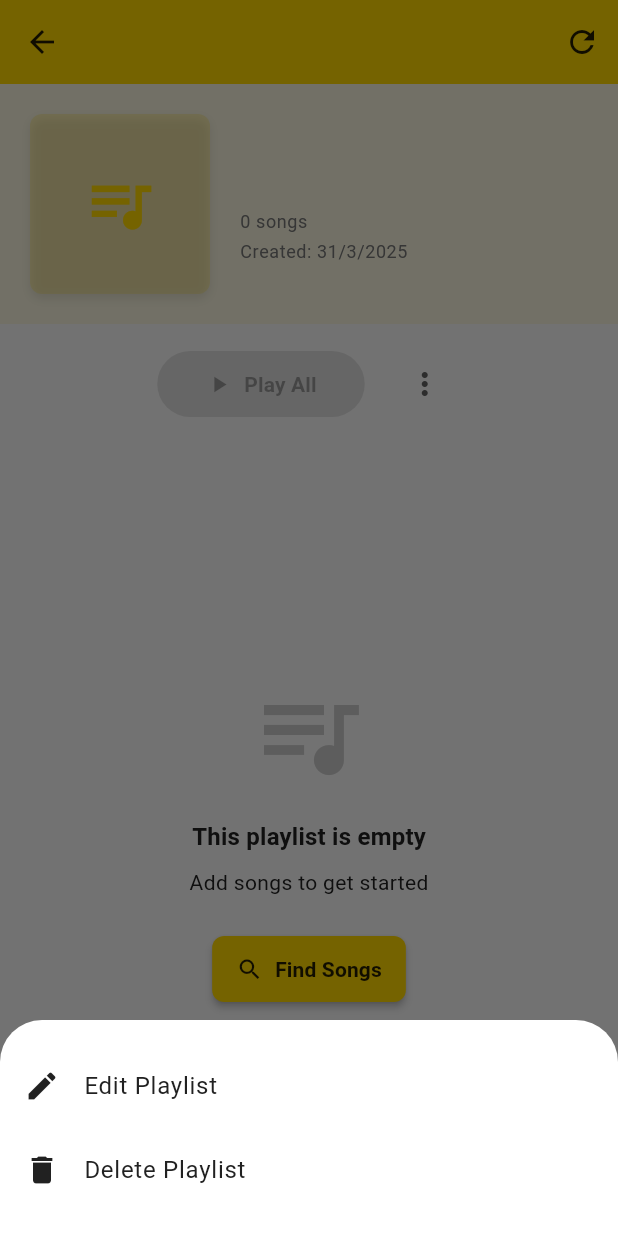
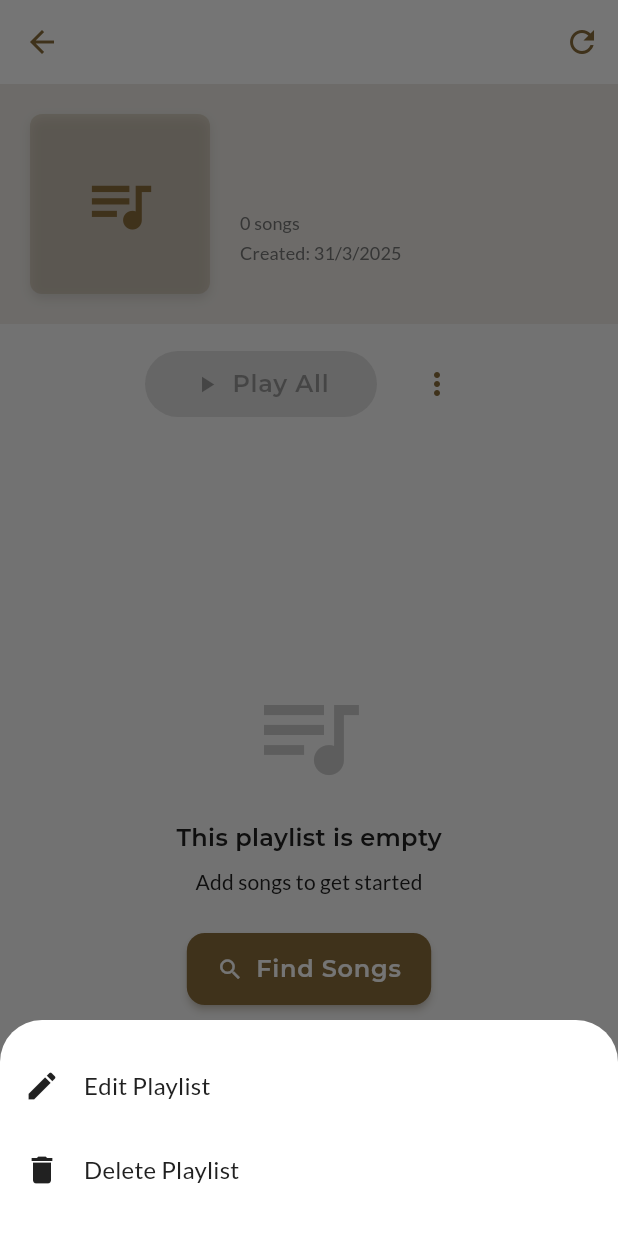
Before and after one commit to eyoaab/Music-Player-App, a Flutter app: the PlaylistDetailScreen screen opened directly with empty values, after a tap on the "more vert" icon, on a phone screen of 412 x 824 dp. Run offline on Flutter 3.47's test engine with Material 3 defaults, Android fonts, the phone set to English and light mode, and no system bars; our stand-ins replace audio_service, audio_video_progress_bar, cached_network_image, device_preview, dio, flutter_dotenv and 4 more; missing offline and left inert: flutter_web_auth; accounts and stored records are empty; network calls fail; statements that could not run were skipped.

Commit message:
improved the theme of the pages

```diff
--- a/music_player/lib/constants/app_theme.dart
+++ b/music_player/lib/constants/app_theme.dart
@@ -1,26 +1,86 @@
 import 'package:flutter/material.dart';
+import 'package:google_fonts/google_fonts.dart';
 
 class AppTheme {
-  // Light theme colors
-  static const Color lightPrimary = Color(0xFFFFD700); // Yellow
-  static const Color lightAccent = Color(0xFFFFA000); // Amber accent
+  // Luxury theme colors
+  static const Color lightPrimary = Color(0xFF8A6D3B); // Gold-brown
+  static const Color lightAccent = Color(0xFFD4AF37); // Metallic gold
   static const Color lightBackground = Colors.white;
   static const Color lightScaffoldBackground = Color(0xFFF8F8F8);
   static const Color lightText = Color(0xFF212121);
   static const Color lightSecondaryText = Color(0xFF757575);
 
-  // Dark theme colors
-  static const Color darkPrimary = Color(0xFFFFD54F); // Yellow for dark theme
-  static const Color darkAccent = Color(0xFFFFB300); // Amber accent for dark
+  // Dark luxury theme colors
+  static const Color darkPrimary = Color(0xFFBFA67A); // Soft gold
+  static const Color darkAccent = Color(0xFFD4AF37); // Metallic gold
   static const Color darkBackground = Color(0xFF121212);
   static const Color darkScaffoldBackground = Color(0xFF1E1E1E);
   static const Color darkText = Colors.white;
   static const Color darkSecondaryText = Colors.white70;
 
   // Common colors
-  static const Color errorColor = Colors.red;
-  static const Color successColor = Colors.green;
-  static const Color iconColor = Color(0xFF616161);
+  static const Color errorColor = Color(0xFFB00020); // Deep red
+  static const Color successColor = Color(0xFF4CAF50);
+  static const Color iconColor = Color(0xFF8A6D3B); // Gold-brown
+
+  // Get luxury text theme
+  static TextTheme _getLuxuryTextTheme(
+      TextTheme base, Color textColor, Color secondaryTextColor) {
+    return base.copyWith(
+      displayLarge: GoogleFonts.playfairDisplay(
+        textStyle: base.displayLarge
+            ?.copyWith(color: textColor, fontWeight: FontWeight.w700),
+      ),
+      displayMedium: GoogleFonts.playfairDisplay(
+        textStyle: base.displayMedium
+            ?.copyWith(color: textColor, fontWeight: FontWeight.w700),
+      ),
+      displaySmall: GoogleFonts.playfairDisplay(
+        textStyle: base.displaySmall
+            ?.copyWith(color: textColor, fontWeight: FontWeight.w600),
+      ),
+      headlineMedium: GoogleFonts.playfairDisplay(
+        textStyle: base.headlineMedium
+            ?.copyWith(color: textColor, fontWeight: FontWeight.w600),
+      ),
+      headlineSmall: GoogleFonts.playfairDisplay(
+        textStyle: base.headlineSmall
+            ?.copyWith(color: textColor, fontWeight: FontWeight.bold),
+      ),
+      titleLarge: GoogleFonts.montserrat(
+        textStyle: base.titleLarge?.copyWith(
+            color: textColor, fontWeight: FontWeight.bold, letterSpacing: 0.5),
+      ),
+      titleMedium: GoogleFonts.montserrat(
+        textStyle: base.titleMedium?.copyWith(
+            color: textColor, fontWeight: FontWeight.w600, letterSpacing: 0.25),
+      ),
+      titleSmall: GoogleFonts.montserrat(
+        textStyle: base.titleSmall
+            ?.copyWith(color: textColor, fontWeight: FontWeight.w600),
+      ),
+      bodyLarge: GoogleFonts.lato(
+        textStyle: base.bodyLarge?.copyWith(
+            color: textColor, fontWeight: FontWeight.w500, letterSpacing: 0.15),
+      ),
+      bodyMedium: GoogleFonts.lato(
+        textStyle:
+            base.bodyMedium?.copyWith(color: textColor, letterSpacing: 0.15),
+      ),
+      bodySmall: GoogleFonts.lato(
+        textStyle: base.bodySmall
+            ?.copyWith(color: secondaryTextColor, letterSpacing: 0.1),
+      ),
+      labelLarge: GoogleFonts.montserrat(
+        textStyle: base.labelLarge?.copyWith(
+            color: textColor, fontWeight: FontWeight.w600, letterSpacing: 0.5),
+      ),
+      labelSmall: GoogleFonts.lato(
+        textStyle: base.labelSmall
+            ?.copyWith(color: secondaryTextColor, letterSpacing: 0.5),
+      ),
+    );
+  }
 
   // Light theme
   static ThemeData lightTheme = ThemeData(
@@ -31,80 +91,98 @@ class AppTheme {
       secondary: lightAccent,
       background: lightBackground,
       error: errorColor,
-      onPrimary: Colors.black, // Text on primary color
-      onSecondary: Colors.black, // Text on secondary color
+      onPrimary: Colors.white, // Text on primary color
+      onSecondary: Colors.white, // Text on secondary color
       surface: Colors.white,
       onSurface: lightText,
     ),
     scaffoldBackgroundColor: lightScaffoldBackground,
-    appBarTheme: const AppBarTheme(
-      backgroundColor: lightPrimary,
+    appBarTheme: AppBarTheme(
+      backgroundColor: Colors.white,
       elevation: 0,
-      iconTheme: IconThemeData(color: Colors.black87),
-      titleTextStyle: TextStyle(
-        color: Colors.black87,
-        fontSize: 20,
+      iconTheme: const IconThemeData(color: lightPrimary),
+      centerTitle: false,
+      titleTextStyle: GoogleFonts.playfairDisplay(
+        fontSize: 22,
         fontWeight: FontWeight.bold,
+        color: lightPrimary,
+        letterSpacing: 0.5,
       ),
     ),
     cardTheme: CardTheme(
-      elevation: 3,
+      elevation: 2,
+      shadowColor: lightPrimary.withOpacity(0.3),
       shape: RoundedRectangleBorder(
-        borderRadius: BorderRadius.circular(12),
+        borderRadius: BorderRadius.circular(16),
+        side: BorderSide(color: lightPrimary.withOpacity(0.05), width: 0.5),
       ),
     ),
     elevatedButtonTheme: ElevatedButtonThemeData(
       style: ElevatedButton.styleFrom(
         backgroundColor: lightPrimary,
-        foregroundColor: Colors.black87,
+        foregroundColor: Colors.white,
         elevation: 2,
+        shadowColor: lightPrimary.withOpacity(0.5),
         shape: RoundedRectangleBorder(
-          borderRadius: BorderRadius.circular(8),
+          borderRadius: BorderRadius.circular(12),
         ),
-        padding: const EdgeInsets.symmetric(horizontal: 16, vertical: 12),
+        padding: const EdgeInsets.symmetric(horizontal: 20, vertical: 14),
+        textStyle: GoogleFonts.montserrat(
+          fontSize: 16,
+          fontWeight: FontWeight.w600,
+          letterSpacing: 0.5,
+        ),
       ),
     ),
     textButtonTheme: TextButtonThemeData(
       style: TextButton.styleFrom(
         foregroundColor: lightPrimary,
         shape: RoundedRectangleBorder(
-          borderRadius: BorderRadius.circular(8),
+          borderRadius: BorderRadius.circular(12),
+        ),
+        textStyle: GoogleFonts.montserrat(
+          fontSize: 15,
+          fontWeight: FontWeight.w600,
+          letterSpacing: 0.5,
         ),
       ),
     ),
     bottomNavigationBarTheme: const BottomNavigationBarThemeData(
-      backgroundColor: lightPrimary,
-      selectedItemColor: Colors.black87,
+      backgroundColor: Colors.white,
+      selectedItemColor: lightPrimary,
       unselectedItemColor: Colors.black54,
+      elevation: 8,
+      type: BottomNavigationBarType.fixed,
     ),
-    textTheme: const TextTheme(
-      displayLarge: TextStyle(color: lightText),
-      displayMedium: TextStyle(color: lightText),
-      displaySmall: TextStyle(color: lightText),
-      headlineMedium: TextStyle(color: lightText),
-      headlineSmall: TextStyle(color: lightText, fontWeight: FontWeight.bold),
-      titleLarge: TextStyle(color: lightText, fontWeight: FontWeight.bold),
-      titleMedium: TextStyle(color: lightText, fontWeight: FontWeight.w600),
-      titleSmall: TextStyle(color: lightText, fontWeight: FontWeight.w600),
-      bodyLarge: TextStyle(color: lightText),
-      bodyMedium: TextStyle(color: lightText),
-      bodySmall: TextStyle(color: lightSecondaryText),
-      labelLarge: TextStyle(color: lightText, fontWeight: FontWeight.w600),
-      labelSmall: TextStyle(color: lightSecondaryText),
-    ),
-    iconTheme: const IconThemeData(color: iconColor),
+    textTheme: _getLuxuryTextTheme(
+        ThemeData.light().textTheme, lightText, lightSecondaryText),
+    iconTheme: const IconThemeData(color: iconColor, size: 24),
     inputDecorationTheme: InputDecorationTheme(
       border: OutlineInputBorder(
-        borderRadius: BorderRadius.circular(10),
+        borderRadius: BorderRadius.circular(12),
         borderSide: BorderSide.none,
       ),
       filled: true,
       fillColor: Colors.grey.shade100,
       focusedBorder: OutlineInputBorder(
-        borderRadius: BorderRadius.circular(10),
+        borderRadius: BorderRadius.circular(12),
         borderSide: const BorderSide(color: lightPrimary, width: 1.5),
       ),
-      contentPadding: const EdgeInsets.symmetric(horizontal: 16, vertical: 16),
+      contentPadding: const EdgeInsets.symmetric(horizontal: 20, vertical: 16),
+      hintStyle: GoogleFonts.lato(
+        color: lightSecondaryText,
+        fontSize: 16,
+      ),
+      labelStyle: GoogleFonts.montserrat(
+        color: lightPrimary,
+        fontWeight: FontWeight.w500,
+        fontSize: 16,
+      ),
+    ),
+    dividerTheme: DividerThemeData(
+      color: lightPrimary.withOpacity(0.1),
+      thickness: 1,
+      space: 1,
     ),
   );
 
@@ -119,79 +197,97 @@ class AppTheme {
       error: errorColor,
       onPrimary: Colors.black, // Text on primary color
       onSecondary: Colors.black, // Text on secondary color
-      surface: const Color(0xFF2C2C2C),
+      surface: Color(0xFF2C2C2C),
       onSurface: darkText,
     ),
     scaffoldBackgroundColor: darkScaffoldBackground,
-    appBarTheme: const AppBarTheme(
-      backgroundColor: darkPrimary,
+    appBarTheme: AppBarTheme(
+      backgroundColor: darkBackground,
       elevation: 0,
-      iconTheme: IconThemeData(color: Colors.black87),
-      titleTextStyle: TextStyle(
-        color: Colors.black87,
-        fontSize: 20,
+      iconTheme: const IconThemeData(color: darkPrimary),
+      centerTitle: false,
+      titleTextStyle: GoogleFonts.playfairDisplay(
+        fontSize: 22,
         fontWeight: FontWeight.bold,
+        color: darkPrimary,
+        letterSpacing: 0.5,
       ),
     ),
     cardTheme: CardTheme(
-      color: const Color(0xFF2C2C2C),
+      color: const Color(0xFF252525),
       elevation: 3,
+      shadowColor: darkPrimary.withOpacity(0.3),
       shape: RoundedRectangleBorder(
-        borderRadius: BorderRadius.circular(12),
+        borderRadius: BorderRadius.circular(16),
+        side: BorderSide(color: darkPrimary.withOpacity(0.08), width: 0.5),
       ),
     ),
     elevatedButtonTheme: ElevatedButtonThemeData(
       style: ElevatedButton.styleFrom(
         backgroundColor: darkPrimary,
-        foregroundColor: Colors.black87,
+        foregroundColor: Colors.black,
         elevation: 2,
+        shadowColor: darkPrimary.withOpacity(0.5),
         shape: RoundedRectangleBorder(
-          borderRadius: BorderRadius.circular(8),
+          borderRadius: BorderRadius.circular(12),
         ),
-        padding: const EdgeInsets.symmetric(horizontal: 16, vertical: 12),
+        padding: const EdgeInsets.symmetric(horizontal: 20, vertical: 14),
+        textStyle: GoogleFonts.montserrat(
+          fontSize: 16,
+          fontWeight: FontWeight.w600,
+          letterSpacing: 0.5,
+        ),
       ),
     ),
     textButtonTheme: TextButtonThemeData(
       style: TextButton.styleFrom(
         foregroundColor: darkPrimary,
         shape: RoundedRectangleBorder(
-          borderRadius: BorderRadius.circular(8),
+          borderRadius: BorderRadius.circular(12),
+        ),
+        textStyle: GoogleFonts.montserrat(
+          fontSize: 15,
+          fontWeight: FontWeight.w600,
+          letterSpacing: 0.5,
         ),
       ),
     ),
     bottomNavigationBarTheme: const BottomNavigationBarThemeData(
-      backgroundColor: darkPrimary,
-      selectedItemColor: Colors.black87,
-      unselectedItemColor: Colors.black54,
+      backgroundColor: Color(0xFF252525),
+      selectedItemColor: darkPrimary,
+      unselectedItemColor: Colors.white70,
+      elevation: 8,
+      type: BottomNavigationBarType.fixed,
     ),
-    textTheme: const TextTheme(
-      displayLarge: TextStyle(color: darkText),
-      displayMedium: TextStyle(color: darkText),
-      displaySmall: TextStyle(color: darkText),
-      headlineMedium: TextStyle(color: darkText),
-      headlineSmall: TextStyle(color: darkText, fontWeight: FontWeight.bold),
-      titleLarge: TextStyle(color: darkText, fontWeight: FontWeight.bold),
-      titleMedium: TextStyle(color: darkText, fontWeight: FontWeight.w600),
-      titleSmall: TextStyle(color: darkText, fontWeight: FontWeight.w600),
-      bodyLarge: TextStyle(color: darkText),
-      bodyMedium: TextStyle(color: darkText),
-      bodySmall: TextStyle(color: darkSecondaryText),
-      labelLarge: TextStyle(color: darkText, fontWeight: FontWeight.w600),
-      labelSmall: TextStyle(color: darkSecondaryText),
-    ),
-    iconTheme: const IconThemeData(color: darkAccent),
+    textTheme: _getLuxuryTextTheme(
+        ThemeData.dark().textTheme, darkText, darkSecondaryText),
+    iconTheme: const IconThemeData(color: darkPrimary, size: 24),
     inputDecorationTheme: InputDecorationTheme(
       border: OutlineInputBorder(
-        borderRadius: BorderRadius.circular(10),
+        borderRadius: BorderRadius.circular(12),
         borderSide: BorderSide.none,
       ),
       filled: true,
       fillColor: const Color(0xFF2A2A2A),
       focusedBorder: OutlineInputBorder(
-        borderRadius: BorderRadius.circular(10),
+        borderRadius: BorderRadius.circular(12),
         borderSide: const BorderSide(color: darkPrimary, width: 1.5),
       ),
-      contentPadding: const EdgeInsets.symmetric(horizontal: 16, vertical: 16),
+      contentPadding: const EdgeInsets.symmetric(horizontal: 20, vertical: 16),
+      hintStyle: GoogleFonts.lato(
+        color: darkSecondaryText,
+        fontSize: 16,
+      ),
+      labelStyle: GoogleFonts.montserrat(
+        color: darkPrimary,
+        fontWeight: FontWeight.w500,
+        fontSize: 16,
+      ),
+    ),
+    dividerTheme: DividerThemeData(
+      color: darkPrimary.withOpacity(0.15),
+      thickness: 1,
+      space: 1,
     ),
   );
 }
--- a/music_player/pubspec.yaml
+++ b/music_player/pubspec.yaml
@@ -58,6 +58,7 @@ dependencies:
   flutter_svg: ^2.0.9
   animated_text_kit: ^4.2.2
   shimmer: ^3.0.0
+  google_fonts: ^6.1.0
 
   # Device preview for testing on different devices
   device_preview: ^1.1.0
```
Also changed, not shown: music_player/lib/screens/home/home_screen.dart (+205 -204 lines), music_player/pubspec.lock.
